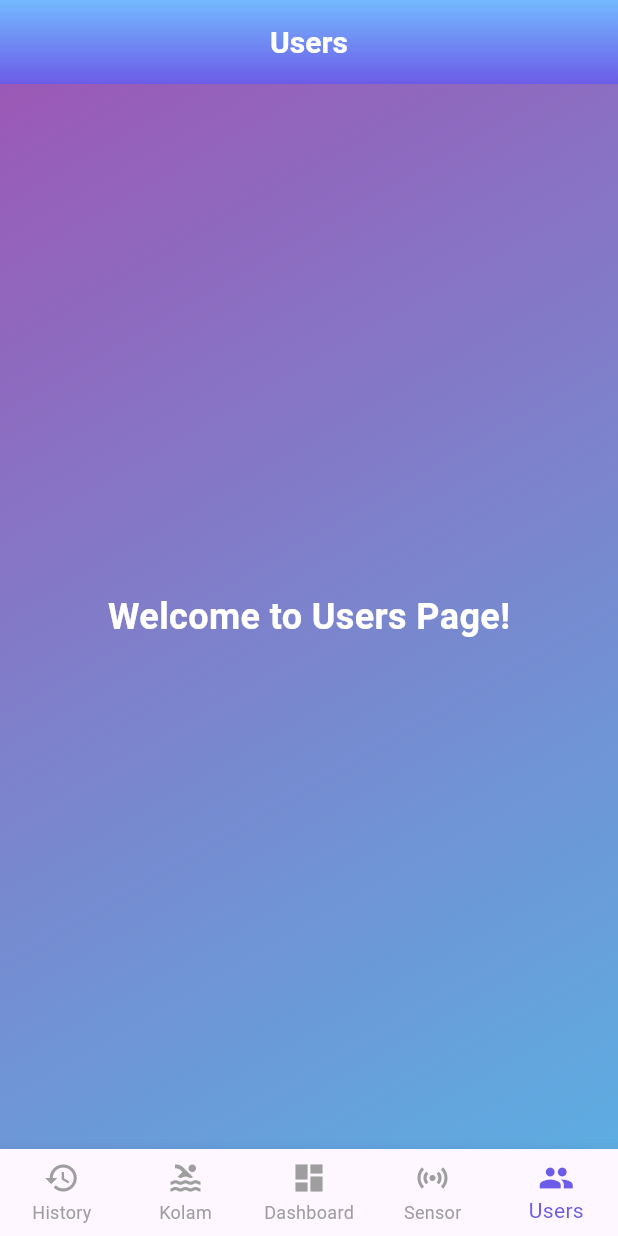
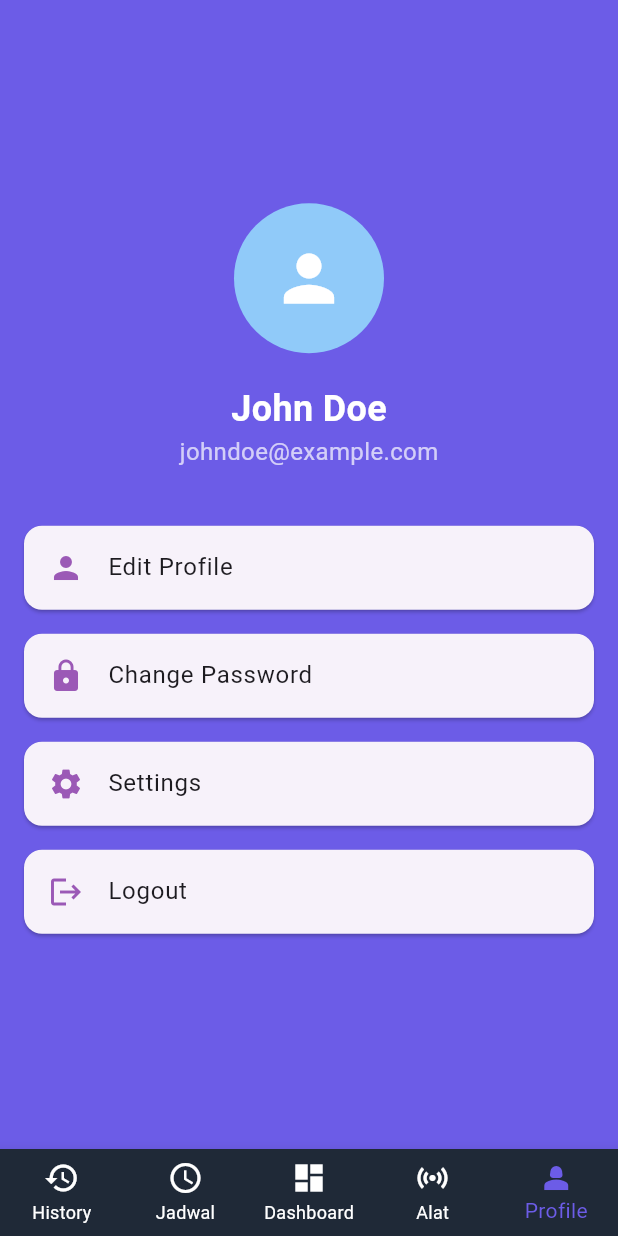
Before and after one commit to novalsh/Mobile-Skripsi, a Flutter app: the screen it shows after launch, item 5 of the bottom bar chosen, on a phone screen of 412 x 824 dp. Run offline on Flutter 3.47's test engine with Material 3 defaults, Android fonts, the phone set to English and light mode, and no system bars.

Commit message:
Users Page + Warna

```diff
--- a/lib/dashboardPage.dart
+++ b/lib/dashboardPage.dart
@@ -31,51 +31,52 @@ class _DashboardPageState extends State<DashboardPage> {
   @override
   Widget build(BuildContext context) {
     return Scaffold(
-      appBar: AppBar(
-        flexibleSpace: Container(
-          decoration: const BoxDecoration(
-            gradient: LinearGradient(
-              colors: [
-                Color(0xFF74B9FF), // Biru cerah
-                Color(0xFF6C5CE7), // Ungu
-              ],
-              begin: Alignment.topCenter,
-              end: Alignment.bottomCenter,
-            ),
-          ),
-        ),
-        title: Text(
-          [
-            'History',
-            'Kolam',
-            'Dashboard',
-            'Sensor',
-            'Users',
-          ][_selectedIndex],
-          style: const TextStyle(
-            color: Colors.white,
-            fontSize: 20,
-            fontWeight: FontWeight.bold,
-          ),
-        ),
-        centerTitle: true,
-        elevation: 0,
-      ),
+      // appBar: AppBar(
+      //   flexibleSpace: Container(
+      //     decoration: const BoxDecoration(
+      //       gradient: LinearGradient(
+      //         colors: [
+      //           Color(0xFF1F2937), // Biru cerah
+      //           Color(0xFF1F2937), // Ungu
+      //         ],
+      //         begin: Alignment.topCenter,
+      //         end: Alignment.bottomCenter,
+      //       ),
+      //     ),
+      //   ),
+      //   title: Text(
+      //     [
+      //       'History',
+      //       'Jadwal',
+      //       'Dashboard',
+      //       'Alat',
+      //       'Users',
+      //     ][_selectedIndex],
+      //     style: const TextStyle(
+      //       color: Colors.white,
+      //       fontSize: 20,
+      //       fontWeight: FontWeight.bold,
+      //     ),
+      //   ),
+      //   centerTitle: true,
+      //   elevation: 0,
+      // ),
       body: _pages[_selectedIndex],
       bottomNavigationBar: BottomNavigationBar(
         currentIndex: _selectedIndex,
         onTap: _onItemTapped,
         type: BottomNavigationBarType.fixed,
         selectedItemColor: const Color(0xFF6C5CE7),
-        unselectedItemColor: Colors.grey,
+        unselectedItemColor: Colors.white,
+        backgroundColor: Color(0xFF1F2937),
         items: const [
           BottomNavigationBarItem(
             icon: Icon(Icons.history),
             label: 'History',
           ),
           BottomNavigationBarItem(
-            icon: Icon(Icons.pool),
-            label: 'Kolam',
+            icon: Icon(Icons.schedule),
+            label: 'Jadwal',
           ),
           BottomNavigationBarItem(
             icon: Icon(Icons.dashboard),
@@ -83,11 +84,11 @@ class _DashboardPageState extends State<DashboardPage> {
           ),
           BottomNavigationBarItem(
             icon: Icon(Icons.sensors),
-            label: 'Sensor',
+            label: 'Alat',
           ),
           BottomNavigationBarItem(
-            icon: Icon(Icons.people),
-            label: 'Users',
+            icon: Icon(Icons.person_2),
+            label: 'Profile',
           ),
         ],
       ),
--- a/lib/pages/dashboard.dart
+++ b/lib/pages/dashboard.dart
@@ -9,7 +9,7 @@ class MainDashboardPage extends StatelessWidget {
       decoration: const BoxDecoration(
         gradient: LinearGradient(
           colors: [
-            Color(0xFF74B9FF), // Biru cerah
+            Color(0xFF6C5CE7), // Biru cerah
             Color(0xFF6C5CE7), // Ungu
           ],
           begin: Alignment.topCenter,
--- a/lib/pages/history.dart
+++ b/lib/pages/history.dart
@@ -9,8 +9,8 @@ class HistoryPage extends StatelessWidget {
       decoration: const BoxDecoration(
         gradient: LinearGradient(
           colors: [
-            Color(0xFF55E6C1), // Hijau
-            Color(0xFF74B9FF), // Biru cerah
+            Color(0xFF6C5CE7), // Biru cerah
+            Color(0xFF6C5CE7), // Ungu
           ],
           begin: Alignment.topCenter,
           end: Alignment.bottomCenter,
--- a/lib/pages/kolam.dart
+++ b/lib/pages/kolam.dart
@@ -9,8 +9,8 @@ class KolamPage extends StatelessWidget {
       decoration: const BoxDecoration(
         gradient: LinearGradient(
           colors: [
-            Color(0xFF9B59B6),
-            Color(0xFF5DADE2)
+            Color(0xFF6C5CE7), // Biru cerah
+            Color(0xFF6C5CE7), // Ungu
           ], // Ungu muda -> Biru cerah
           begin: Alignment.topLeft,
           end: Alignment.bottomRight,
@@ -18,7 +18,7 @@ class KolamPage extends StatelessWidget {
       ),
       child: const Center(
         child: Text(
-          "Welcome to Kolam Page!",
+          "Welcome to Jadwal Page!",
           style: TextStyle(
             fontSize: 24,
             fontWeight: FontWeight.bold,
--- a/lib/pages/sensor.dart
+++ b/lib/pages/sensor.dart
@@ -9,8 +9,8 @@ class SensorPage extends StatelessWidget {
       decoration: const BoxDecoration(
         gradient: LinearGradient(
           colors: [
-            Color(0xFF9B59B6),
-            Color(0xFF5DADE2)
+            Color(0xFF6C5CE7), // Biru cerah
+            Color(0xFF6C5CE7), // Ungu
           ], // Ungu muda -> Biru cerah
           begin: Alignment.topLeft,
           end: Alignment.bottomRight,
@@ -18,7 +18,7 @@ class SensorPage extends StatelessWidget {
       ),
       child: const Center(
         child: Text(
-          "Welcome to Sensor Page!",
+          "Welcome to Alat Page!",
           style: TextStyle(
             fontSize: 24,
             fontWeight: FontWeight.bold,
--- a/lib/pages/users.dart
+++ b/lib/pages/users.dart
@@ -1,31 +1,157 @@
 import 'package:flutter/material.dart';
 
-class UsersPage extends StatelessWidget {
+class UsersPage extends StatefulWidget {
   const UsersPage({super.key});
 
   @override
+  State<UsersPage> createState() => _UsersPageState();
+}
+
+class _UsersPageState extends State<UsersPage> {
+  String username = "John Doe";
+
+  @override
   Widget build(BuildContext context) {
-    return Container(
+    return Scaffold(
+      body: Container(
+        padding: const EdgeInsets.symmetric(horizontal: 16),
         decoration: const BoxDecoration(
           gradient: LinearGradient(
             colors: [
-            Color(0xFF9B59B6),
-            Color(0xFF5DADE2)
-          ], // Ungu muda -> Biru cerah
+              Color(0xFF6C5CE7), // Biru cerah
+              Color(0xFF6C5CE7), // Ungu
+            ],
             begin: Alignment.topLeft,
             end: Alignment.bottomRight,
           ),
         ),
-      child: const Center(
-        child: Text(
-          "Welcome to Users Page!",
-          style: TextStyle(
+        child: Center(
+          child: SingleChildScrollView(
+            child: Column(
+              mainAxisAlignment: MainAxisAlignment.center,
+              crossAxisAlignment: CrossAxisAlignment.center,
+              children: [
+                // Avatar
+                CircleAvatar(
+                  radius: 50,
+                  backgroundColor: Colors.blue.shade200,
+                  child: const Icon(
+                    Icons.person,
+                    size: 50,
+                    color: Colors.white,
+                  ),
+                ),
+                const SizedBox(height: 20),
+
+                // Username
+                Text(
+                  username,
+                  style: const TextStyle(
                     fontSize: 24,
                     fontWeight: FontWeight.bold,
                     color: Colors.white,
                   ),
                 ),
+
+                // Email
+                const Text(
+                  "johndoe@example.com",
+                  style: TextStyle(
+                    fontSize: 16,
+                    color: Colors.white70,
+                  ),
+                ),
+                const SizedBox(height: 30),
+
+                // Menu List
+                ListView(
+                  shrinkWrap: true,
+                  physics: const NeverScrollableScrollPhysics(),
+                  children: [
+                    _buildMenuItem(Icons.person, "Edit Profile", () {
+                      _showEditProfileDialog();
+                    }),
+                    _buildMenuItem(Icons.lock, "Change Password", () {
+                      // Aksi saat Change Password di-tap
+                    }),
+                    _buildMenuItem(Icons.settings, "Settings", () {
+                      // Aksi saat Settings di-tap
+                    }),
+                    _buildMenuItem(Icons.logout, "Logout", () {
+                      Navigator.pop(context); // Kembali ke halaman login
+                    }),
+                  ],
+                ),
+              ],
+            ),
+          ),
+        ),
       ),
     );
   }
+
+  // Widget untuk item menu
+  Widget _buildMenuItem(IconData icon, String title, VoidCallback onTap) {
+    return Card(
+      shape: RoundedRectangleBorder(borderRadius: BorderRadius.circular(12)),
+      margin: const EdgeInsets.symmetric(vertical: 8),
+      child: ListTile(
+        leading: Icon(icon, color: const Color(0xFF9B59B6)),
+        title: Text(title),
+        onTap: onTap,
+      ),
+    );
   }
+
+  // Dialog pop-up untuk mengedit profil
+  void _showEditProfileDialog() {
+    final TextEditingController nameController =
+        TextEditingController(text: username);
+
+    showDialog(
+      context: context,
+      builder: (BuildContext context) {
+        return AlertDialog(
+          shape:
+              RoundedRectangleBorder(borderRadius: BorderRadius.circular(20)),
+          title: const Text("Edit Profile"),
+          content: TextField(
+            controller: nameController,
+            decoration: const InputDecoration(
+              labelText: "Name",
+              border: OutlineInputBorder(),
+            ),
+          ),
+          actions: [
+            TextButton(
+              onPressed: () {
+                Navigator.pop(context); // Tutup dialog tanpa menyimpan
+              },
+              style: TextButton.styleFrom(
+                foregroundColor: Colors.white,
+                backgroundColor: Colors.red,
+              ),
+              child: const Text("Cancel"),
+            ),
+            ElevatedButton(
+              onPressed: () {
+                setState(() {
+                  username = nameController.text;
+                });
+                Navigator.pop(context); // Tutup dialog dan simpan perubahan
+              },
+              style: ElevatedButton.styleFrom(
+                foregroundColor: Colors.white,
+                backgroundColor: Colors.green,
+                shape: RoundedRectangleBorder(
+                  borderRadius: BorderRadius.circular(12),
+                ),
+              ),
+              child: const Text("Save"),
+            ),
+          ],
+        );
+      },
+    );
+  }
+}
```
Lines whose indentation alone changed are shown as unchanged.
